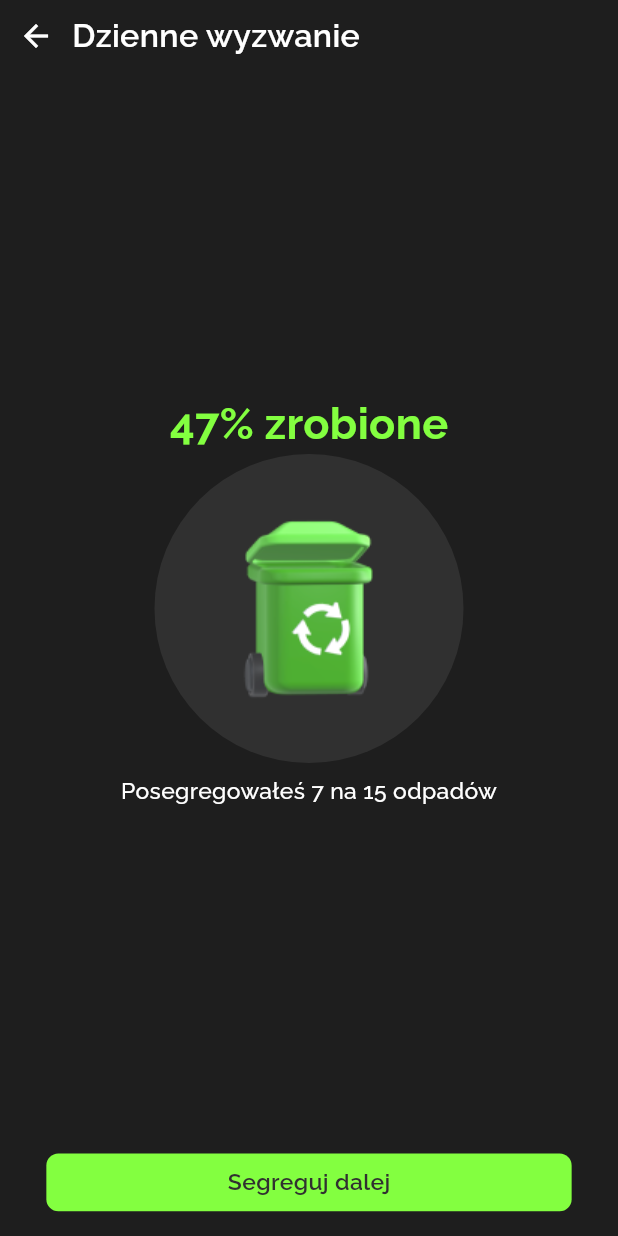
After one commit to 0K-Team/HH_mobile, a Flutter app: the screen it shows after launch, after a tap on "Dzienne wyzwanie", on a phone screen of 412 x 824 dp. The commit adds this screen. Run offline on Flutter 3.47's test engine with Material 3 defaults, Android fonts, the phone set to English and light mode, and no system bars; our stand-ins replace dio, either_dart, flutter_bloc, flutter_markdown, flutter_svg, freezed_annotation and 3 more; network calls fail.

Commit message:
Add user_daily_challenge

```diff
--- a/lib/common/injection/dependency_injection.dart
+++ b/lib/common/injection/dependency_injection.dart
@@ -1,6 +1,8 @@
 import 'package:dio/dio.dart';
 import 'package:eco_hero_mobile/features/blogs/data/data_sources/blog_data_source.dart';
 import 'package:eco_hero_mobile/features/blogs/data/repositories/blog_repository_impl.dart';
+import 'package:eco_hero_mobile/features/daily_challenge/data/data_sources/user_daily_challenge_data_source.dart';
+import 'package:eco_hero_mobile/features/daily_challenge/data/repositories/user_daily_challenge_repository_impl.dart';
 import 'package:get_it/get_it.dart';
 
 final get = GetIt.instance;
@@ -11,4 +13,8 @@ void setupDependencyInjection() {
   // Blogs
   get.registerLazySingleton(() => BlogDataSource(get()));
   get.registerLazySingleton(() => BlogRepositoryImpl(get()));
+
+  // Daily Challenge
+  get.registerLazySingleton(() => UserDailyChallengeDataSource(get()));
+  get.registerLazySingleton(() => UserDailyChallengeRepositoryImpl(get()));
 }
--- a/lib/common/router/go_router.dart
+++ b/lib/common/router/go_router.dart
@@ -1,5 +1,7 @@
 import 'package:eco_hero_mobile/features/blogs/data/models/blog_model.dart';
 import 'package:eco_hero_mobile/features/blogs/presentation/pages/blog_page.dart';
+import 'package:eco_hero_mobile/features/daily_challenge/data/models/user_daily_challenge_model.dart';
+import 'package:eco_hero_mobile/features/daily_challenge/presentation/pages/daily_challenge_page.dart';
 import 'package:eco_hero_mobile/features/main/presentation/pages/home_page.dart';
 import 'package:go_router/go_router.dart';
 
@@ -24,6 +26,21 @@ final router = GoRouter(
             ),
           ],
         ),
+        GoRoute(
+          path: 'daily_challenge',
+          builder: (_, __) => HomePage(),
+          routes: [
+            GoRoute(
+              path: '/page',
+              builder: (_, state) {
+                assert(
+                    state.extra != null && state.extra is UserDailyChallengeModel);
+                return DailyChallengePage(
+                    dailyChallenge: state.extra as UserDailyChallengeModel);
+              },
+            )
+          ],
+        ),
       ],
     ),
   ],
--- /dev/null
+++ b/lib/features/daily_challenge/data/data_sources/user_daily_challenge_data_source.dart
@@ -0,0 +1,22 @@
+import 'package:dio/dio.dart';
+import 'package:eco_hero_mobile/features/daily_challenge/data/models/user_daily_challenge_model.dart';
+
+class UserDailyChallengeDataSource {
+  // ignore: unused_field
+  final Dio _dio;
+
+  UserDailyChallengeDataSource(this._dio);
+
+  Future<UserDailyChallengeModel?> fetchUserDailyChallenge() {
+    // _dio
+    //fixme impl actual dio connection
+    return Future.value(
+      UserDailyChallengeModel(
+        title: 'Dzienne wyzwanie',
+        type: 'type',
+        amount: 15,
+        done: 7,
+      ),
+    );
+  }
+}
--- /dev/null
+++ b/lib/features/daily_challenge/data/models/user_daily_challenge_model.dart
@@ -0,0 +1,18 @@
+import 'package:freezed_annotation/freezed_annotation.dart';
+
+part 'user_daily_challenge_model.freezed.dart';
+
+part 'user_daily_challenge_model.g.dart';
+
+@unfreezed
+class UserDailyChallengeModel with _$UserDailyChallengeModel {
+  factory UserDailyChallengeModel({
+    required String title,
+    required String type,
+    required int amount,
+    required int done,
+  }) = _UserDailyChallengeModel;
+
+  factory UserDailyChallengeModel.fromJson(Map<String, dynamic> json) =>
+      _$UserDailyChallengeModelFromJson(json);
+}
--- /dev/null
+++ b/lib/features/daily_challenge/data/repositories/user_daily_challenge_repository_impl.dart
@@ -0,0 +1,22 @@
+import 'package:eco_hero_mobile/features/daily_challenge/data/data_sources/user_daily_challenge_data_source.dart';
+import 'package:eco_hero_mobile/features/daily_challenge/data/models/user_daily_challenge_model.dart';
+import 'package:eco_hero_mobile/features/daily_challenge/domain/repositories/user_daily_challenge_repository.dart';
+import 'package:either_dart/either.dart';
+
+class UserDailyChallengeRepositoryImpl extends UserDailyChallengeRepository {
+  final UserDailyChallengeDataSource _source;
+
+  UserDailyChallengeRepositoryImpl(this._source);
+
+  @override
+  Future<Either<UserDailyChallengeModel, Exception>>
+      fetchUserDailyChallenge() async {
+    UserDailyChallengeModel? userDailyChallenge =
+        await _source.fetchUserDailyChallenge();
+    if (userDailyChallenge == null) {
+      return Right(Exception('Error fetching user daily challenge.'));
+    }
+
+    return Left(userDailyChallenge);
+  }
+}
--- /dev/null
+++ b/lib/features/daily_challenge/domain/repositories/user_daily_challenge_repository.dart
@@ -0,0 +1,7 @@
+import 'package:eco_hero_mobile/features/daily_challenge/data/models/user_daily_challenge_model.dart';
+import 'package:either_dart/either.dart';
+
+abstract class UserDailyChallengeRepository {
+
+  Future<Either<UserDailyChallengeModel, Exception>> fetchUserDailyChallenge();
+}
--- /dev/null
+++ b/lib/features/daily_challenge/presentation/pages/daily_challenge_page.dart
@@ -0,0 +1,96 @@
+import 'package:eco_hero_mobile/common/util/color_util.dart';
+import 'package:eco_hero_mobile/features/daily_challenge/data/models/user_daily_challenge_model.dart';
+import 'package:flutter/material.dart';
+import 'package:responsive_sizer/responsive_sizer.dart';
+
+class DailyChallengePage extends StatelessWidget {
+  final UserDailyChallengeModel dailyChallenge;
+
+  const DailyChallengePage({
+    super.key,
+    required this.dailyChallenge,
+  });
+
+  @override
+  Widget build(BuildContext context) {
+    return Scaffold(
+      body: SafeArea(
+        child: Column(
+          mainAxisAlignment: MainAxisAlignment.spaceBetween,
+          children: [
+            Row(
+              children: [
+                BackButton(),
+                Text(
+                  dailyChallenge.title,
+                  style: TextStyle(
+                    fontSize: 19.sp,
+                    fontWeight: FontWeight.w600,
+                  ),
+                ),
+              ],
+            ),
+            Column(
+              children: [
+                Text(
+                  '${(dailyChallenge.done / dailyChallenge.amount * 100).round()}% zrobione',
+                  style: TextStyle(
+                    fontSize: 22.sp,
+                    fontWeight: FontWeight.w700,
+                    color: secondary,
+                  ),
+                ),
+                Stack(
+                  children: [
+                    Container(
+                      width: 25.h,
+                      height: 25.h,
+                      decoration: ShapeDecoration(
+                        color: element,
+                        shape: OvalBorder(),
+                      ),
+                    ),
+                    Positioned.fill(
+                      child: SizedBox(
+                        child: Image.asset(
+                          'assets/recycle_bin.png',
+                        ),
+                      ),
+                    ),
+                  ],
+                ),
+                SizedBox(height: 1.h),
+                Text(
+                  'Posegregowałeś ${dailyChallenge.done} na ${dailyChallenge.amount} odpadów',
+                  style: TextStyle(
+                    fontSize: 16.sp,
+                    fontWeight: FontWeight.w500,
+                  ),
+                ),
+              ],
+            ),
+            Container(
+              decoration: BoxDecoration(
+                color: secondary,
+                borderRadius: BorderRadius.circular(8),
+              ),
+              width: 85.w,
+              padding: EdgeInsets.symmetric(vertical: 1.h),
+              margin: EdgeInsets.symmetric(vertical: 2.h),
+              child: Center(
+                child: Text(
+                  'Segreguj dalej',
+                  style: TextStyle(
+                    fontWeight: FontWeight.w600,
+                    fontSize: 16.sp,
+                    color: element,
+                  ),
+                ),
+              ),
+            ),
+          ],
+        ),
+      ),
+    );
+  }
+}
--- a/lib/features/main/presentation/pages/home_page.dart
+++ b/lib/features/main/presentation/pages/home_page.dart
@@ -1,9 +1,12 @@
+import 'package:eco_hero_mobile/common/injection/dependency_injection.dart';
 import 'package:eco_hero_mobile/common/util/color_util.dart';
 import 'package:eco_hero_mobile/features/blogs/presentation/widgets/blogs_carousel_widget.dart';
+import 'package:eco_hero_mobile/features/daily_challenge/data/repositories/user_daily_challenge_repository_impl.dart';
 import 'package:eco_hero_mobile/features/main/presentation/widgets/button_widget.dart';
 import 'package:eco_hero_mobile/features/main/presentation/widgets/element_widget.dart';
 import 'package:eco_hero_mobile/features/main/presentation/widgets/navigation_bar_widget.dart';
 import 'package:flutter/material.dart';
+import 'package:go_router/go_router.dart';
 import 'package:responsive_sizer/responsive_sizer.dart';
 
 class HomePage extends StatelessWidget {
@@ -20,23 +23,37 @@ class HomePage extends StatelessWidget {
             SizedBox(height: 0.5.h),
             Divider(color: shadow),
             SizedBox(height: 2.5.h),
-            ElementWidget(
+            FutureBuilder(
+                future: get<UserDailyChallengeRepositoryImpl>()
+                    .fetchUserDailyChallenge(),
+                builder: (context, snapshot) {
+                  if (snapshot.data == null) {
+                    return CircularProgressIndicator();
+                  }
+
+                  return snapshot.data!.fold(
+                    (userDailyChallenge) => ElementWidget(
+                      onTap: () => context.push('/daily_challenge/page',
+                          extra: userDailyChallenge),
                       child: Row(
                         mainAxisAlignment: MainAxisAlignment.spaceAround,
                         children: [
                           Column(
                             crossAxisAlignment: CrossAxisAlignment.start,
                             children: [
-                      Text(
-                        'Dzienne\nwyzwanie',
+                              SizedBox(
+                                width: 40.w,
+                                child: Text(
+                                  userDailyChallenge.title,
                                   style: TextStyle(
                                     fontSize: 23.sp,
                                     height: 0.8,
                                     fontWeight: FontWeight.w700,
                                   ),
                                 ),
+                              ),
                               SizedBox(height: 1.h),
-                      Text('Posegreguj 15 odpadów'),
+                              Text('Posegreguj ${userDailyChallenge.amount} odpadów'),
                               SizedBox(height: 0.5.h),
                               Image.asset('assets/avatars.png'),
                             ],
@@ -45,6 +62,9 @@ class HomePage extends StatelessWidget {
                         ],
                       ),
                     ),
+                    (right) => Text('Error'),
+                  );
+                }),
             SizedBox(height: 1.5.h),
             ElementWidget(
               child: Padding(
--- a/lib/features/main/presentation/widgets/element_widget.dart
+++ b/lib/features/main/presentation/widgets/element_widget.dart
@@ -4,15 +4,20 @@ import 'package:responsive_sizer/responsive_sizer.dart';
 
 class ElementWidget extends StatelessWidget {
   final Widget child;
+  final Function()? onTap;
 
   const ElementWidget({
     super.key,
     required this.child,
+    this.onTap,
   });
 
   @override
   Widget build(BuildContext context) {
-    return Container(
+    return GestureDetector(
+      onTap: onTap,
+      behavior: HitTestBehavior.opaque,
+      child: Container(
         margin: EdgeInsets.symmetric(horizontal: 4.w),
         padding: EdgeInsets.symmetric(vertical: 2.h),
         decoration: BoxDecoration(
@@ -20,6 +25,7 @@ class ElementWidget extends StatelessWidget {
           borderRadius: BorderRadius.circular(8),
         ),
         child: child,
+      ),
     );
   }
 }
--- /dev/null
+++ b/lib/features/user/presentation/pages/user_page.dart
@@ -0,0 +1,14 @@
+import 'package:flutter/material.dart';
+
+class UserPage extends StatelessWidget {
+  const UserPage({super.key});
+
+  @override
+  Widget build(BuildContext context) {
+    return Scaffold(
+      body: SafeArea(
+        child: Column(),
+      ),
+    );
+  }
+}
```
Also changed, not shown: lib/features/daily_challenge/data/models/user_daily_challenge_model.freezed.dart (added), lib/features/daily_challenge/data/models/user_daily_challenge_model.g.dart (added). Lines whose indentation alone changed are shown as unchanged.
